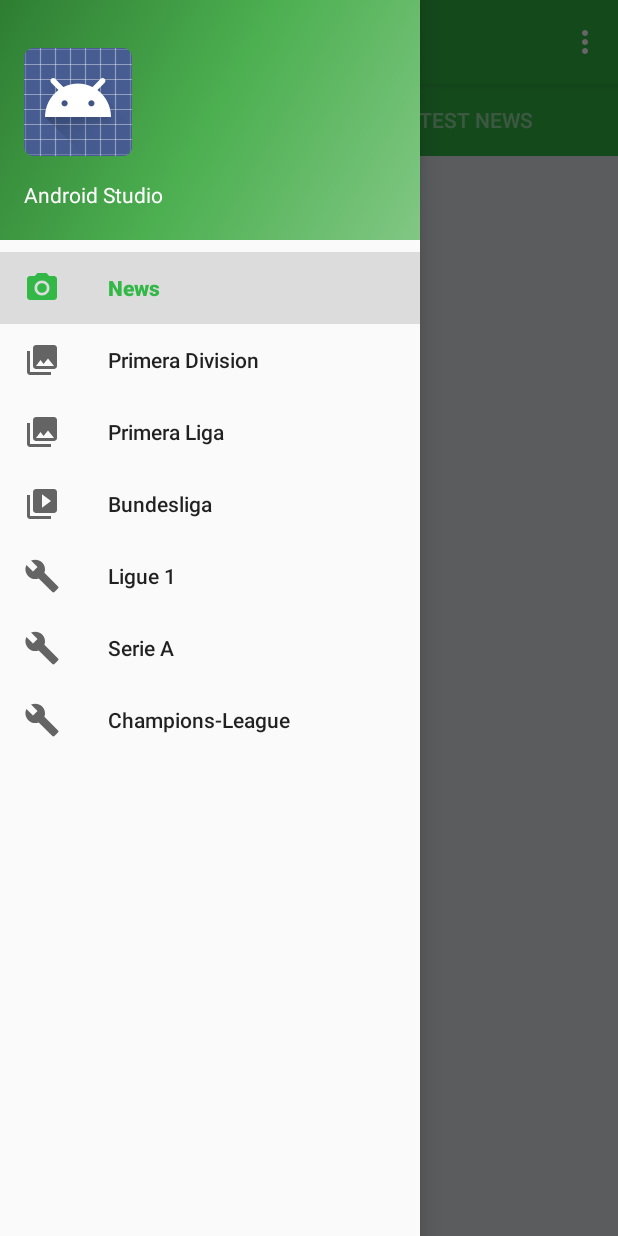
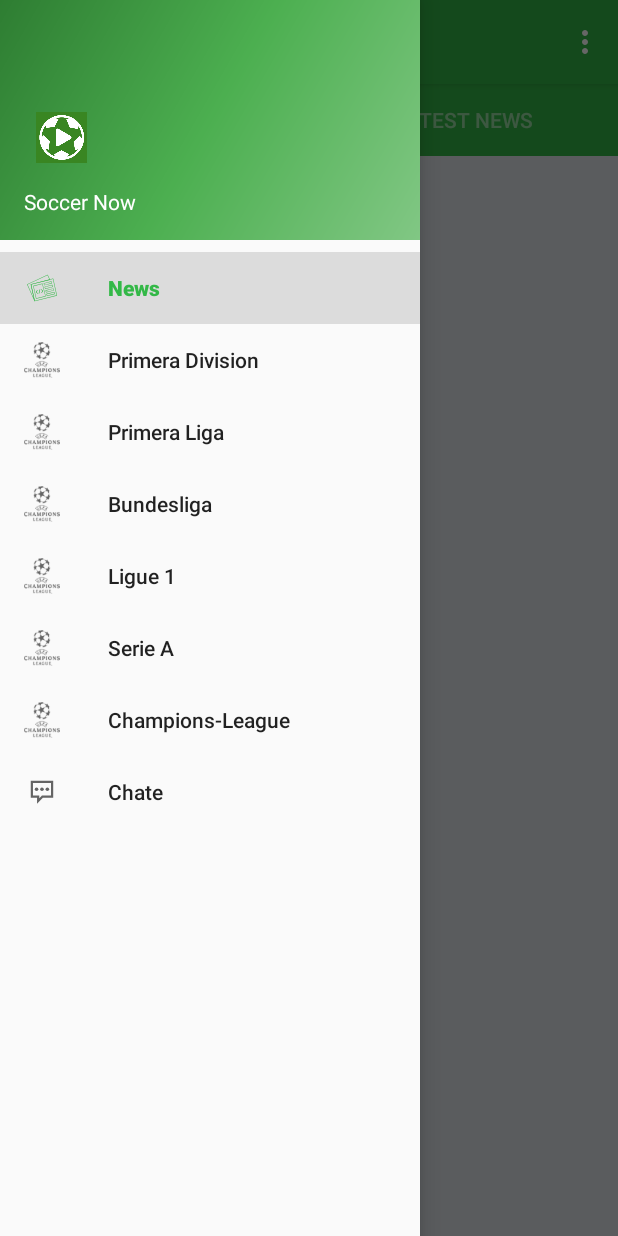
Before and after one commit to Samuel-Samir/Capstone-Project, an Android app: the screen it shows after launch (ContentActivity), with the side drawer open, on a phone screen of 412 x 824 dp. Run offline under Robolectric (Android 15) with nearby library versions, the phone set to English and light mode, and no system bars; our stand-ins replace Picasso; pictures from the network do not load; 2 statements that could not run were skipped.

Commit message:
managing images

```diff
--- a/SoccerNow/app/src/main/AndroidManifest.xml
+++ b/SoccerNow/app/src/main/AndroidManifest.xml
@@ -8,7 +8,7 @@
     <application
         android:name=".SoccerNowApp"
         android:allowBackup="true"
-        android:icon="@mipmap/ic_launcher"
+        android:icon="@drawable/icon"
         android:label="@string/app_name"
         android:roundIcon="@mipmap/ic_launcher_round"
         android:supportsRtl="true"
--- /dev/null
+++ b/SoccerNow/app/src/main/res/drawable/ic_chate.xml
@@ -0,0 +1,8 @@
+<vector android:autoMirrored="true" android:height="24dp"
+    android:viewportHeight="80.0" android:viewportWidth="80.0"
+    android:width="24dp" xmlns:android="http://schemas.android.com/apk/res/android">
+    <path android:fillColor="#FF000000" android:pathData="M15,15v38h14v13l12.92,-13h23V15H15zM41.92,48h-2.07l-1.46,1.46l-4.46,4.46V53v-5h-5h-9V20H60v28H41.92z"/>
+    <path android:fillColor="#FF000000" android:pathData="M27.92,34m-4,0a4,4 0,1 1,8 0a4,4 0,1 1,-8 0"/>
+    <path android:fillColor="#FF000000" android:pathData="M39.92,34m-4,0a4,4 0,1 1,8 0a4,4 0,1 1,-8 0"/>
+    <path android:fillColor="#FF000000" android:pathData="M51.92,34m-4,0a4,4 0,1 1,8 0a4,4 0,1 1,-8 0"/>
+</vector>
--- /dev/null
+++ b/SoccerNow/app/src/main/res/drawable/ic_news.xml
@@ -0,0 +1,17 @@
+<vector android:autoMirrored="true" android:height="24dp"
+    android:viewportHeight="200.0" android:viewportWidth="200.0"
+    android:width="24dp" xmlns:android="http://schemas.android.com/apk/res/android">
+    <path android:fillColor="#FF000000" android:pathData="M59.1,173.2c-0.5,0 -0.9,-0.3 -1.1,-0.7L17,80.3c-0.3,-0.6 0,-1.4 0.6,-1.6l113.1,-51.7c0.6,-0.3 1.4,0 1.7,0.6l12,25.5c0.2,0.3 0.2,0.7 0,1.1c-0.2,0.3 -0.5,0.6 -0.8,0.7L40.1,80.7l20.2,90.9c0.1,0.6 -0.2,1.3 -0.8,1.5C59.3,173.2 59.2,173.2 59.1,173.2zM19.7,80.4L55.1,160L37.4,80.1c-0.1,-0.7 0.3,-1.3 0.9,-1.5l103.2,-25.8l-10.9,-23L19.7,80.4z"/>
+    <path android:fillColor="#FF000000" android:pathData="M59.1,173.2c-0.2,0 -0.5,-0.1 -0.7,-0.2c-0.3,-0.2 -0.5,-0.5 -0.6,-0.8L37.4,80.1c-0.1,-0.7 0.3,-1.3 0.9,-1.5l122.8,-30.7c0.3,-0.1 0.7,0 1,0.1s0.5,0.5 0.6,0.8l20.5,92.1c0.1,0.7 -0.3,1.3 -0.9,1.5L59.4,173.1C59.3,173.2 59.2,173.2 59.1,173.2zM40.1,80.7L60,170.4l120.4,-30.1l-19.9,-89.7L40.1,80.7z"/>
+    <path android:fillColor="#FF000000" android:pathData="M67.7,159.6c-0.2,0 -0.5,-0.1 -0.7,-0.2c-0.3,-0.2 -0.5,-0.5 -0.6,-0.8L50.9,89.5c-0.1,-0.7 0.3,-1.3 0.9,-1.5l49.9,-12.8c0.7,-0.2 1.4,0.2 1.5,0.9l17.7,69.2c0.1,0.3 0,0.7 -0.1,1c-0.2,0.3 -0.5,0.5 -0.8,0.6l-52.1,12.8C67.9,159.6 67.8,159.6 67.7,159.6zM53.6,90.1l15,66.7l49.6,-12.2l-17.1,-66.7L53.6,90.1z"/>
+    <path android:fillColor="#FF000000" android:pathData="M112.9,85.4c-0.2,0 -0.4,-0.1 -0.6,-0.2c-0.3,-0.2 -0.5,-0.4 -0.6,-0.8l-2.5,-9.9c-0.2,-0.7 0.2,-1.3 0.9,-1.5l41.6,-10.7c0.7,-0.2 1.4,0.2 1.5,0.9l2.5,9.9c0.1,0.3 0,0.7 -0.1,0.9c-0.2,0.3 -0.4,0.5 -0.8,0.6l-41.6,10.7C113.1,85.4 113,85.4 112.9,85.4zM111.9,75.2l1.9,7.5l39.2,-10l-1.9,-7.5L111.9,75.2z"/>
+    <path android:fillColor="#FF000000" android:pathData="M118,105.3c-0.6,0 -1.1,-0.4 -1.2,-0.9l-2.5,-9.9c-0.1,-0.3 0,-0.7 0.1,-0.9c0.2,-0.3 0.4,-0.5 0.8,-0.6l41.6,-10.7c0.3,-0.1 0.7,0 0.9,0.1c0.3,0.2 0.5,0.4 0.6,0.8l2.5,9.9c0.2,0.7 -0.2,1.3 -0.9,1.5l-41.6,10.7C118.2,105.3 118.1,105.3 118,105.3zM116.9,95l1.9,7.5l39.2,-10l-1.9,-7.5L116.9,95z"/>
+    <path android:fillColor="#FF000000" android:pathData="M123,125.1c-0.6,0 -1.1,-0.4 -1.2,-0.9l-2.5,-9.9c-0.1,-0.3 0,-0.7 0.1,-0.9c0.2,-0.3 0.4,-0.5 0.8,-0.6l41.6,-10.7c0.7,-0.2 1.4,0.2 1.5,0.9l2.5,9.9c0.1,0.3 0,0.7 -0.1,0.9c-0.2,0.3 -0.4,0.5 -0.8,0.6l-41.6,10.7C123.3,125.1 123.1,125.1 123,125.1zM122,114.8l1.9,7.5l39.2,-10l-1.9,-7.5L122,114.8z"/>
+    <path android:fillColor="#FF000000" android:pathData="M128.1,144.9c-0.2,0 -0.4,-0.1 -0.6,-0.2c-0.3,-0.2 -0.5,-0.4 -0.6,-0.8l-2.5,-9.9c-0.2,-0.7 0.2,-1.3 0.9,-1.5l41.6,-10.7c0.7,-0.2 1.4,0.2 1.5,0.9l2.5,9.9c0.1,0.3 0,0.7 -0.1,0.9c-0.2,0.3 -0.4,0.5 -0.8,0.6l-41.6,10.7C128.3,144.9 128.2,144.9 128.1,144.9zM127.1,134.7l1.9,7.5l39.2,-10l-1.9,-7.5L127.1,134.7z"/>
+    <path android:fillColor="#FF000000" android:pathData="M78.7,130.4l-11,-6.9l7,-10.8l-1.1,-0.7l-7.6,11.9l12,7.6z"/>
+    <path android:fillColor="#FF000000" android:pathData="M78.2,132.5l-13.3,-8.4l8.5,-13.1l2.3,1.5l-6.9,10.7l10.9,7z"/>
+    <path android:fillColor="#FF000000" android:pathData="M98.4,126.9l7.6,-12l-12,-7.5l-0.6,1.1l10.8,6.8l-6.9,10.9z"/>
+    <path android:fillColor="#FF000000" android:pathData="M98.6,128l-2.3,-1.5l6.9,-11l-10.9,-6.7l1.5,-2.4l13.3,8.3z"/>
+    <path android:fillColor="#FF000000" android:pathData="M87.02,109.19l1.27,0.26l-4.19,20.17l-1.27,-0.26z"/>
+    <path android:fillColor="#FF000000" android:pathData="M86.38,108.33l2.74,0.57l-4.49,21.64l-2.74,-0.57z"/>
+</vector>
--- a/SoccerNow/app/src/main/res/layout/nav_header_content.xml
+++ b/SoccerNow/app/src/main/res/layout/nav_header_content.xml
@@ -15,22 +15,21 @@
 
     <ImageView
         android:id="@+id/imageView"
-        android:layout_width="wrap_content"
-        android:layout_height="wrap_content"
+        android:layout_width="@dimen/leagueImage"
+        android:layout_height="@dimen/leagueImage"
         android:paddingTop="@dimen/nav_header_vertical_spacing"
-        app:srcCompat="@android:drawable/sym_def_app_icon" />
+        android:src="@drawable/icon"
+
+        />
 
     <TextView
         android:layout_width="match_parent"
         android:layout_height="wrap_content"
         android:paddingTop="@dimen/nav_header_vertical_spacing"
-        android:text="Android Studio"
-        android:textAppearance="@style/TextAppearance.AppCompat.Body1" />
+        android:text="@string/app_name"
+        android:textAppearance="@style/TextAppearance.AppCompat.Body1"
+        />
 
-    <TextView
-        android:id="@+id/textView"
-        android:layout_width="wrap_content"
-        android:layout_height="wrap_content"
-        android:text="android.studio@android.com" />
+
 
 </LinearLayout>
--- a/SoccerNow/app/src/main/res/menu/activity_content_drawer.xml
+++ b/SoccerNow/app/src/main/res/menu/activity_content_drawer.xml
@@ -4,33 +4,38 @@
     <group android:checkableBehavior="single">
         <item
             android:id="@+id/nav_news"
-            android:icon="@drawable/ic_menu_camera"
+            android:icon="@drawable/ic_news"
             android:title="@string/news" />
         <item
             android:id="@+id/nav_primera_division"
-            android:icon="@drawable/ic_menu_gallery"
+            android:icon="@drawable/n446"
             android:title="@string/primera_division" />
         <item
             android:id="@+id/nav_primera_liga"
-            android:icon="@drawable/ic_menu_gallery"
+            android:icon="@drawable/n446"
             android:title="@string/primera_liga" />
         <item
             android:id="@+id/nav_bundesliga"
-            android:icon="@drawable/ic_menu_slideshow"
+            android:icon="@drawable/n446"
             android:title="@string/bundesliga" />
         <item
             android:id="@+id/nav_ligue_1"
-            android:icon="@drawable/ic_menu_manage"
+            android:icon="@drawable/n446"
             android:title="@string/ligue_1" />
 
         <item
             android:id="@+id/nav_serie_A"
-            android:icon="@drawable/ic_menu_manage"
+            android:icon="@drawable/n446"
             android:title="@string/serie_A" />
         <item
             android:id="@+id/nav_champions_league"
-            android:icon="@drawable/ic_menu_manage"
+            android:icon="@drawable/n446"
             android:title="@string/champions_league" />
+
+        <item
+            android:id="@+id/nav_chating"
+            android:icon="@drawable/ic_chate"
+            android:title="@string/chate" />
     </group>
 
     <!--
--- a/SoccerNow/app/src/main/res/values/strings.xml
+++ b/SoccerNow/app/src/main/res/values/strings.xml
@@ -1,5 +1,5 @@
 <resources>
-    <string name="app_name">SoccerNow</string>
+    <string name="app_name">Soccer Now</string>
     <string name="title_activity_content">ContentActivity</string>
 
     <string name="navigation_drawer_open">Open navigation drawer</string>
```
Also changed, not shown: SoccerNow/app/src/main/res/drawable/bundesliga.png (deleted), SoccerNow/app/src/main/res/drawable/champions.png (deleted), SoccerNow/app/src/main/res/drawable/icon.png (added), SoccerNow/app/src/main/res/drawable/ligue_1.png (deleted), SoccerNow/app/src/main/res/drawable/n446.png (added), SoccerNow/app/src/main/res/drawable/premierleague.png (deleted), SoccerNow/app/src/main/res/drawable/primeradivision.png (deleted), SoccerNow/app/src/main/res/drawable/seriea.png (deleted).
